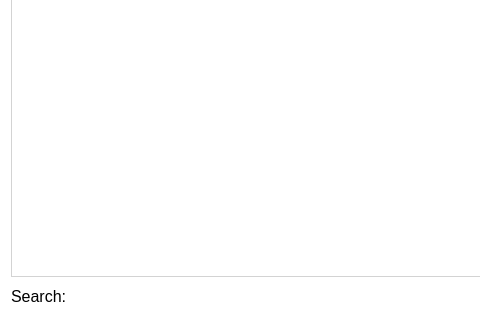
Before: the Qt Designer form pastrocore/gui_pyside/dialog_catalog.ui in Torward1024/pAstroCORE, drawn with Qt 5; both pictures show x 0 to 480 and y 190 to 510 of the 609 by 510 pixel window.
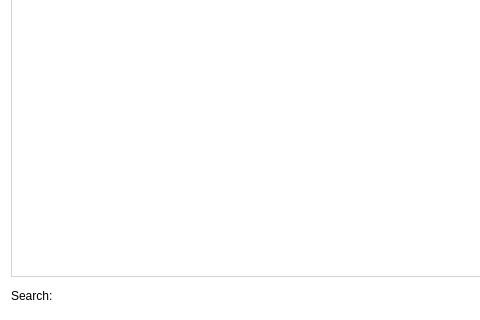
After: the same form once the commit is applied.

Patch:
```diff
--- a/pastrocore/gui_pyside/dialog_catalog.ui
+++ b/pastrocore/gui_pyside/dialog_catalog.ui
@@ -66,7 +66,7 @@
      <property name="font">
       <font>
        <family>Arial</family>
-       <pointsize>12</pointsize>
+       <pointsize>9</pointsize>
       </font>
      </property>
      <property name="text">
```
